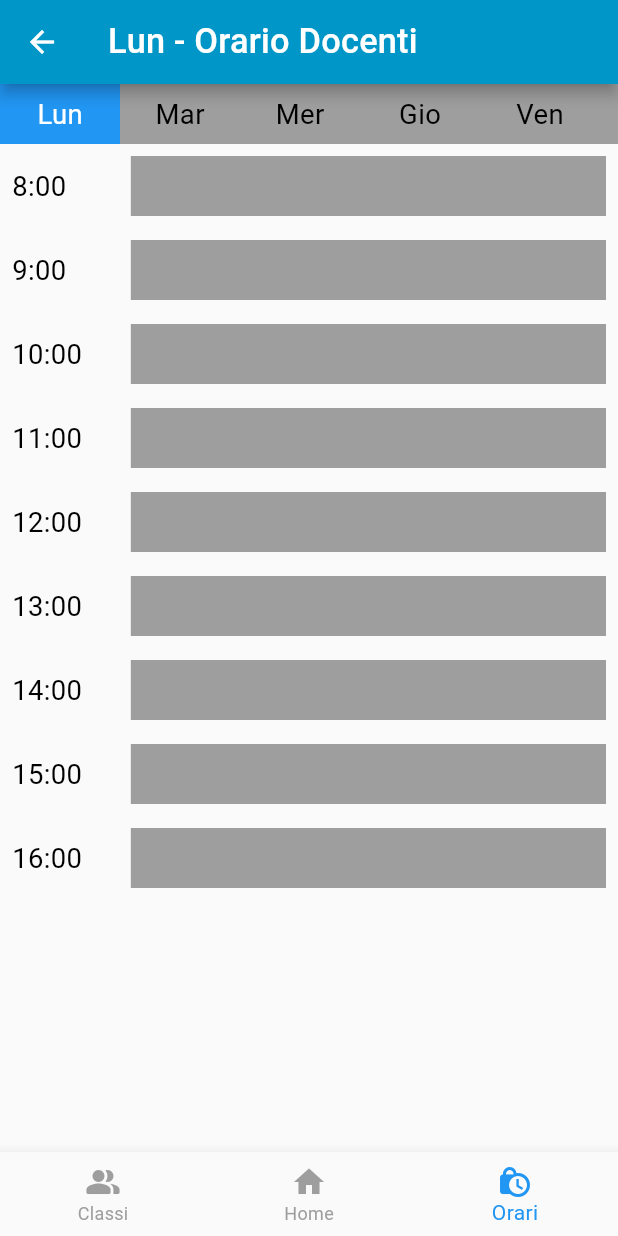
After one commit to NinoZullo05/SchoolRegister, a Flutter app: the OrarioDocenti screen opened directly, on a phone screen of 412 x 824 dp. The commit adds this screen. Run offline on Flutter 3.47's test engine with Material 2 defaults, Android fonts, the phone set to English and light mode, and no system bars; our stand-ins replace flare_flutter, flutter_screenutil, flutter_svg, google_fonts, table_calendar; missing offline and left inert: day_night_switcher, mysql1.

Commit message:
Inserimento Logica

```diff
--- a/lib/Pagine/Docenti/Studenti.dart
+++ b/lib/Pagine/Docenti/Classi.dart
@@ -2,15 +2,16 @@ import 'package:flutter/material.dart';
 import 'package:flutter_screenutil/flutter_screenutil.dart';
 import 'package:google_fonts/google_fonts.dart';
 import 'package:registro/Pagine/Docenti/HomePageDocenti.dart';
+import 'package:registro/Pagine/Docenti/OrarioDocenti.dart';
 import 'package:registro/metodi/Metodi.dart';
-class Studenti extends StatefulWidget {
-  const Studenti({Key? key}) : super(key: key);
+class Classi extends StatefulWidget {
+  const Classi({Key? key}) : super(key: key);
 
   @override
-  State<Studenti> createState() => _StudentiState();
+  State<Classi> createState() => _ClassiState();
 }
 
-class _StudentiState extends State<Studenti> {
+class _ClassiState extends State<Classi> {
   int _selectedIndex = 0;
 
   @override
@@ -30,7 +31,7 @@ class _StudentiState extends State<Studenti> {
         items: [
           It("Classi", Icons.people_alt_rounded),
           It("Home", Icons.home),
-          It("Aggiungi", Icons.add_circle),
+          It("Orari", Icons.lock_clock),
 
         ],
         onTap: (currentIndex) {
@@ -39,7 +40,7 @@ class _StudentiState extends State<Studenti> {
               Navigator.push(
                 context,
                 MaterialPageRoute(
-                  builder: (context) => Studenti(),
+                  builder: (context) => Classi(),
                 ),
               );
               break;
@@ -55,7 +56,7 @@ class _StudentiState extends State<Studenti> {
               Navigator.push(
                 context,
                 MaterialPageRoute(
-                  builder: (context) => HomePageDocenti(),
+                  builder: (context) => OrarioDocenti(),
                 ),
               );
               break;
--- a/lib/Pagine/Docenti/HomePageDocenti.dart
+++ b/lib/Pagine/Docenti/HomePageDocenti.dart
@@ -1,6 +1,7 @@
 import 'package:flutter/material.dart';
 import 'package:flutter_screenutil/flutter_screenutil.dart';
-import 'package:registro/Pagine/Docenti/Studenti.dart';
+import 'package:registro/Pagine/Docenti/OrarioDocenti.dart';
+import 'package:registro/Pagine/Docenti/Classi.dart';
 
 import 'package:registro/metodi/Metodi.dart';
 import 'package:registro/Pagine/PaginaLogin.dart';
@@ -226,7 +227,7 @@ class _HomePageDocentiState extends State<HomePageDocenti> {
         items: [
           It("Classi", Icons.people_alt_rounded),
           It("Home", Icons.home),
-          It("Aggiungi", Icons.add_circle),
+          It("Orari", Icons.lock_clock),
 
         ],
         onTap: (currentIndex) {
@@ -235,7 +236,7 @@ class _HomePageDocentiState extends State<HomePageDocenti> {
               Navigator.push(
                 context,
                 MaterialPageRoute(
-                  builder: (context) => Studenti(),
+                  builder: (context) => Classi(),
                 ),
               );
               break;
@@ -251,7 +252,7 @@ class _HomePageDocentiState extends State<HomePageDocenti> {
               Navigator.push(
                 context,
                 MaterialPageRoute(
-                  builder: (context) => HomePageDocenti(),
+                  builder: (context) => OrarioDocenti(),
                 ),
               );
               break;
--- /dev/null
+++ b/lib/Pagine/Docenti/OrarioDocenti.dart
@@ -0,0 +1,162 @@
+import 'package:flutter/material.dart';
+import 'package:flutter_screenutil/flutter_screenutil.dart';
+import 'package:registro/Pagine/Docenti/HomePageDocenti.dart';
+import 'package:registro/Pagine/Docenti/Classi.dart';
+import 'package:registro/metodi/Metodi.dart';
+
+class OrarioDocenti extends StatefulWidget {
+  const OrarioDocenti({Key? key}) : super(key: key);
+
+  @override
+  State<OrarioDocenti> createState() => _OrarioDocentiState();
+}
+
+class _OrarioDocentiState extends State<OrarioDocenti> {
+  int _selectedIndex = 2;
+  int _currentDayIndex = 0;
+  List<String> _days = [
+    'Lun',
+    'Mar',
+    'Mer',
+    'Gio',
+    'Ven',
+    'Sab',
+  ];
+  List<String> _hours = [
+    '8:00',
+    '9:00',
+    '10:00',
+    '11:00',
+    '12:00',
+    '13:00',
+    '14:00',
+    '15:00',
+    '16:00',
+  ];
+
+  void _onItemTapped(int index) {
+    setState(() {
+      _selectedIndex = index;
+    });
+  }
+
+  @override
+  Widget build(BuildContext context) {
+    return Scaffold(
+      appBar: AppBar(
+        title: Text(_days[_currentDayIndex] + ' - Orario Docenti'),
+      ),
+      body: Column(
+        children: [
+          _buildTimeRow(),
+          Expanded(
+            child: ListView.builder(
+              itemCount: _hours.length,
+              itemBuilder: (context, index) {
+                return _buildTableRow(_hours[index]);
+              },
+            ),
+          ),
+        ],
+      ),
+      bottomNavigationBar: BottomNavigationBar(
+        currentIndex: _selectedIndex,
+        items: [
+          It("Classi", Icons.people_alt_rounded),
+          It("Home", Icons.home),
+          It("Orari", Icons.lock_clock),
+        ],
+        onTap: (currentIndex) {
+          switch (currentIndex) {
+            case 0:
+              Navigator.push(
+                context,
+                MaterialPageRoute(
+                  builder: (context) => Classi(),
+                ),
+              );
+              break;
+            case 1:
+              Navigator.push(
+                context,
+                MaterialPageRoute(
+                  builder: (context) => HomePageDocenti(),
+                ),
+              );
+              break;
+            case 2:
+              Navigator.push(
+                context,
+                MaterialPageRoute(
+                  builder: (context) => OrarioDocenti(),
+                ),
+              );
+              break;
+          }
+        },
+        selectedItemColor: Colors.blue,
+        unselectedItemColor: Colors.grey,
+      ),
+    );
+  }
+
+  Widget _buildTimeRow() {
+    return Container(
+      height: 40,
+      color: Colors.grey,
+      child: ListView.builder(
+        scrollDirection: Axis.horizontal,
+        itemCount: _days.length,
+        itemBuilder: (context, index) {
+          return GestureDetector(
+            onTap: () {
+              setState(() {
+                _currentDayIndex = index;
+              });
+            },
+            child: Container(
+              width: 80,
+              color: index == _currentDayIndex ? Colors.blue : Colors.transparent,
+              child: Center(
+                child: Text(
+                  _days[index],
+                  style: TextStyle(
+                    fontSize: 16.sp,
+                    color: index == _currentDayIndex ? Colors.white : Colors.black,
+                  ),
+                ),
+              ),
+            ),
+          );
+        },
+      ),
+    );
+  }
+
+  Widget _buildTableRow(String time) {
+    return Padding(
+      padding: const EdgeInsets.all(8.0),
+      child: Row(
+        children: [
+          Expanded(
+            flex: 1,
+            child: Text(
+              time,
+              style: TextStyle(fontSize: 16.sp, color: Colors.black),
+            ),
+          ),
+          Expanded(
+            flex: 4,
+            child: Container(
+              height: 40,
+              color: Colors.grey,
+              //Aggiungo contenuto cella
+
+
+            ),
+          ),
+        ],
+      ),
+    );
+  }
+}
```
